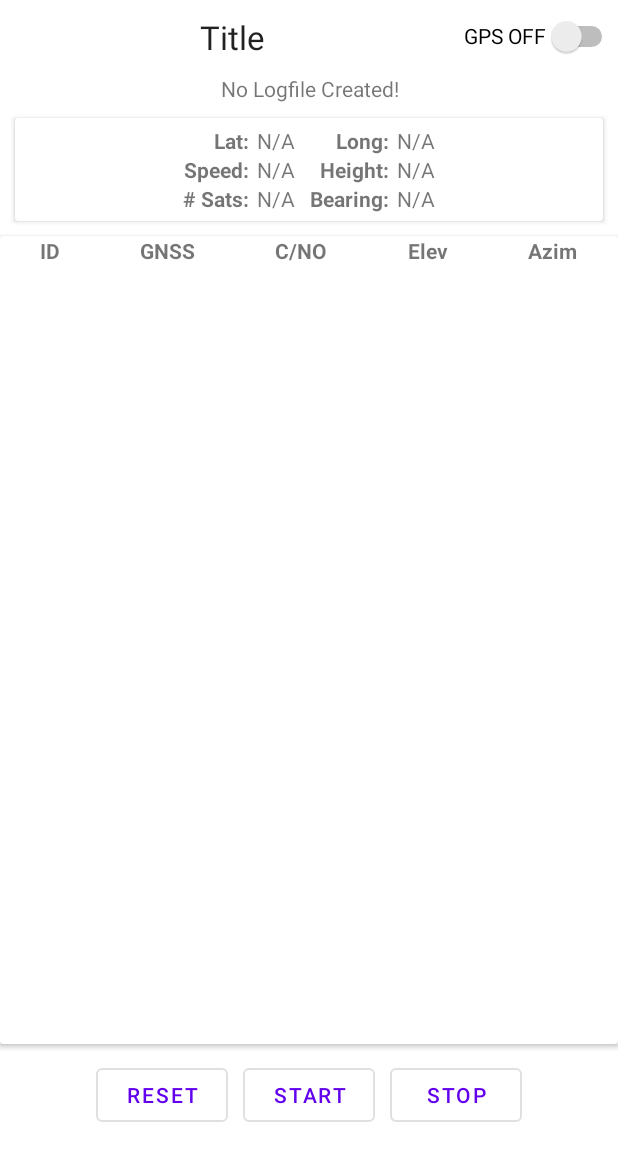
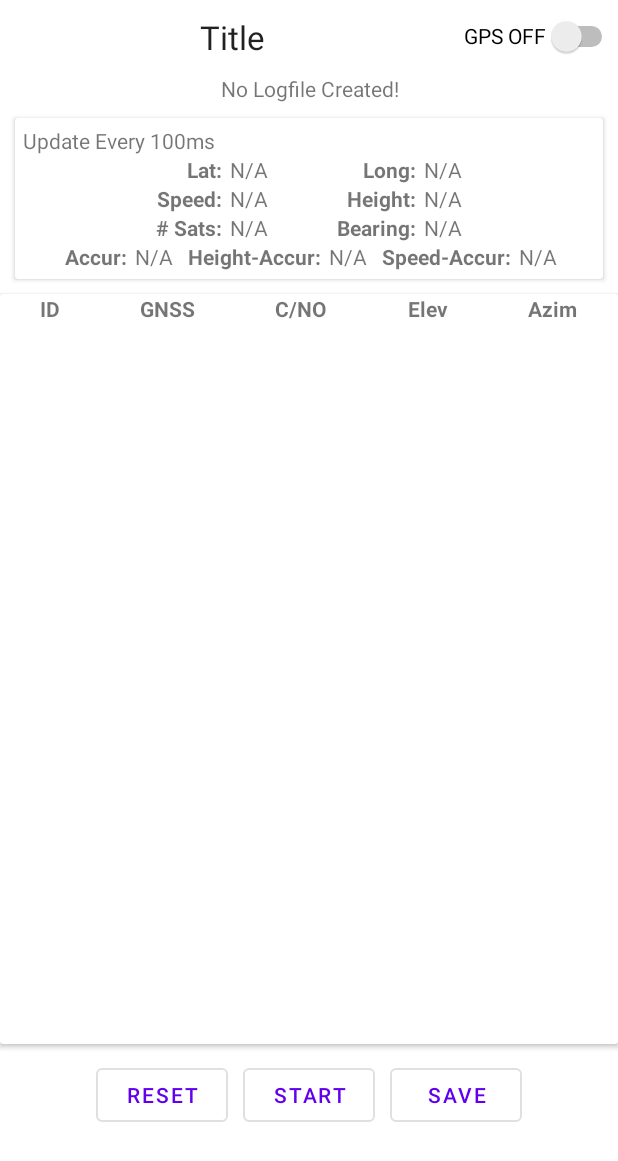
Before and after one commit to hawonp/gnss_dr, an Android app: the layout fragment_log.xml on its own in the app's theme, with its tools: preview values and no code run, on a phone screen of 412 x 824 dp. Shown: the top 1161 px of the screen. Run offline under Robolectric (Android 15) with nearby library versions, the phone set to English and light mode, and no system bars.

Commit message:
Code Optimization

```diff
--- a/app/build.gradle
+++ b/app/build.gradle
@@ -7,7 +7,7 @@ android {
 
     defaultConfig {
         applicationId "com.ai2s_lab.gnss_dr"
-        minSdk 24
+        minSdk 29
         targetSdk 30
         versionCode 1
         versionName "1.0"
--- a/app/src/main/res/layout/fragment_log.xml
+++ b/app/src/main/res/layout/fragment_log.xml
@@ -48,6 +48,17 @@
         app:layout_constraintEnd_toStartOf="@+id/text_log_file"
         app:layout_constraintStart_toStartOf="parent"
         app:layout_constraintTop_toBottomOf="@+id/text_log_file">
+
+        <LinearLayout
+            android:layout_width="match_parent"
+            android:layout_height="match_parent"
+            android:orientation="vertical">
+
+            <TextView
+                android:id="@+id/tv_update_frequency"
+                android:layout_width="wrap_content"
+                android:layout_height="wrap_content"
+                android:text="Update Every 100ms" />
 
             <TableLayout
                 android:layout_width="match_parent"
@@ -169,7 +180,64 @@
 
                 </TableRow>
 
+                <TableRow
+                    android:layout_width="match_parent"
+                    android:layout_height="match_parent"
+                    android:gravity="center_horizontal">
+
+                    <TextView
+                        android:id="@+id/text_log_x_title"
+                        android:layout_width="wrap_content"
+                        android:layout_height="wrap_content"
+                        android:layout_marginEnd="5dp"
+                        android:text="Accur:"
+                        android:textAlignment="textEnd"
+                        android:textStyle="bold" />
+
+                    <TextView
+                        android:id="@+id/text_log_x_value"
+                        android:layout_width="wrap_content"
+                        android:layout_height="wrap_content"
+                        android:text="N/A" />
+
+                    <TextView
+                        android:id="@+id/text_log_y_accur"
+                        android:layout_width="wrap_content"
+                        android:layout_height="wrap_content"
+                        android:layout_marginStart="10dp"
+                        android:layout_marginEnd="5dp"
+                        android:text="Height-Accur:"
+                        android:textAlignment="textEnd"
+                        android:textStyle="bold" />
+
+                    <TextView
+                        android:id="@+id/text_log_y_value"
+                        android:layout_width="wrap_content"
+                        android:layout_height="wrap_content"
+                        android:text="N/A"
+                        tools:ignore="TouchTargetSizeCheck,DuplicateSpeakableTextCheck" />
+
+                    <TextView
+                        android:id="@+id/text_log_speed_accuracy_title"
+                        android:layout_width="wrap_content"
+                        android:layout_height="wrap_content"
+                        android:layout_marginStart="10dp"
+                        android:layout_marginEnd="5dp"
+                        android:text="Speed-Accur:"
+                        android:textAlignment="textEnd"
+                        android:textStyle="bold" />
+
+                    <TextView
+                        android:id="@+id/text_log_speed_accuracy_value"
+                        android:layout_width="wrap_content"
+                        android:layout_height="wrap_content"
+                        android:text="N/A" />
+
+                </TableRow>
+
             </TableLayout>
+        </LinearLayout>
+
     </androidx.cardview.widget.CardView>
 
     <androidx.cardview.widget.CardView
@@ -289,11 +357,11 @@
             android:text="Start" />
 
         <Button
-            android:id="@+id/btn_log_stop"
+            android:id="@+id/btn_log_save"
             style="?attr/materialButtonOutlinedStyle"
             android:layout_width="wrap_content"
             android:layout_height="wrap_content"
-            android:text="stop" />
+            android:text="save" />
 
     </LinearLayout>
 
--- a/app/src/main/res/layout/fragment_settings.xml
+++ b/app/src/main/res/layout/fragment_settings.xml
@@ -50,7 +50,7 @@
         android:layout_height="wrap_content"
         android:layout_marginStart="10dp"
         android:layout_marginTop="10dp"
-        android:text="GPS Update Frequency (Hz)"
+        android:text="GPS Update Frequency (In ms)"
         app:layout_constraintStart_toStartOf="parent"
         app:layout_constraintTop_toBottomOf="@+id/setting_radio_group" />
 
--- a/app/src/main/res/navigation/mobile_navigation.xml
+++ b/app/src/main/res/navigation/mobile_navigation.xml
@@ -3,7 +3,7 @@
     xmlns:app="http://schemas.android.com/apk/res-auto"
     xmlns:tools="http://schemas.android.com/tools"
     android:id="@+id/mobile_navigation"
-    app:startDestination="@+id/navigation_log">
+    app:startDestination="@+id/navigation_settings">
 
     <fragment
         android:id="@+id/navigation_log"
```
Also changed, not shown: app/src/main/java/com/ai2s_lab/gnss_dr/gnss/FusedRetriever.java (+32 -24 lines), app/src/main/java/com/ai2s_lab/gnss_dr/gnss/GnssRetriever.java (+33 -9 lines), app/src/main/java/com/ai2s_lab/gnss_dr/ui/log/LogFragment.java (+139 -66 lines). Lines whose indentation alone changed are shown as unchanged.
